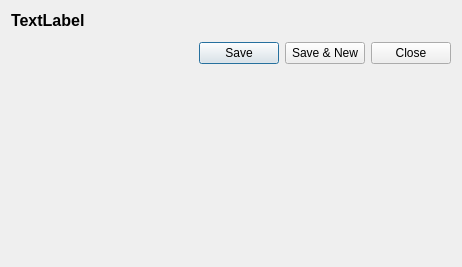
First picture: the form in rave/framework/baseentitydetaildlg.ui, repository pgathogo/raven, before the edit.
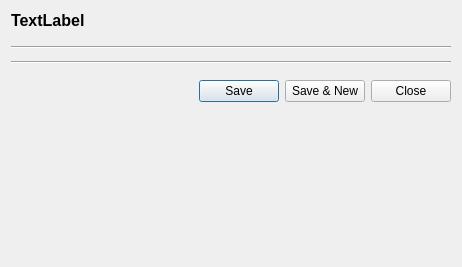
Second picture: the form after the edit.

The edit to the form file:
```diff
--- a/rave/framework/baseentitydetaildlg.ui
+++ b/rave/framework/baseentitydetaildlg.ui
@@ -29,6 +29,9 @@
    </item>
    <item>
     <layout class="QHBoxLayout" name="horizontalLayout">
+     <property name="bottomMargin">
+      <number>10</number>
+     </property>
      <item>
       <widget class="QLabel" name="lblTitle">
        <property name="font">
@@ -45,11 +48,28 @@
      </item>
     </layout>
    </item>
+   <item>
+    <widget class="Line" name="line">
+     <property name="orientation">
+      <enum>Qt::Horizontal</enum>
+     </property>
+    </widget>
+   </item>
    <item>
     <widget class="QWidget" name="baseContainer" native="true"/>
    </item>
+   <item>
+    <widget class="Line" name="line_2">
+     <property name="orientation">
+      <enum>Qt::Horizontal</enum>
+     </property>
+    </widget>
+   </item>
    <item>
     <layout class="QHBoxLayout" name="horizontalLayout_3">
+     <property name="topMargin">
+      <number>10</number>
+     </property>
      <item>
       <spacer name="horizontalSpacer">
        <property name="orientation">
```
